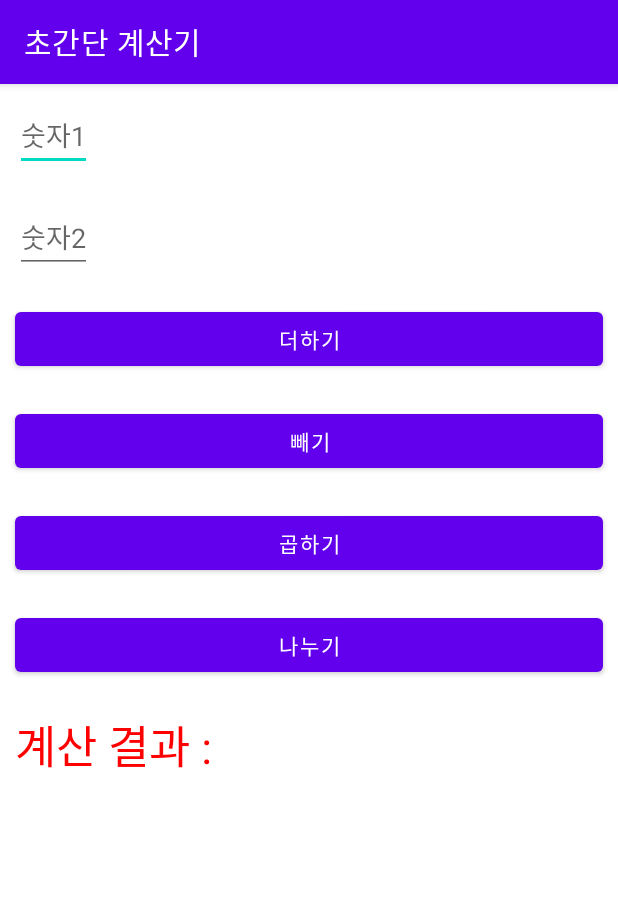
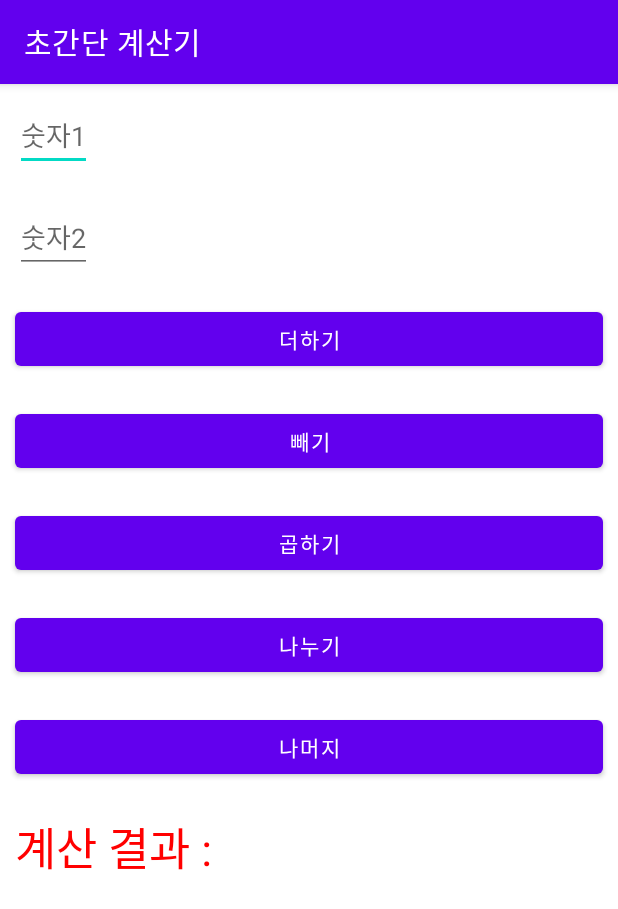
Before and after one commit to JJingOO/4_3, an Android app: the screen it shows after launch (MainActivity), on a phone screen of 412 x 824 dp. Shown: the top 909 px of the screen. Run offline under Robolectric (Android 15) with nearby library versions, the phone set to English and light mode, and no system bars.

Commit message:
3주차 과제 수정된 초간단 계산기 앱

```diff
--- a/app/src/main/java/com/cookandroid/project4_1/MainActivity.java
+++ b/app/src/main/java/com/cookandroid/project4_1/MainActivity.java
@@ -4,18 +4,20 @@ import androidx.appcompat.app.AppCompatActivity;
 
 import android.annotation.SuppressLint;
 import android.os.Bundle;
+import android.text.TextUtils;
 import android.view.MotionEvent;
 import android.view.View;
 import android.widget.Button;
 import android.widget.EditText;
 import android.widget.TextView;
+import android.widget.Toast;
 
 public class MainActivity extends AppCompatActivity {
     EditText edit1, edit2;
-    Button btnAdd, btnSub, btnMul, btnDiv;
+    Button btnAdd, btnSub, btnMul, btnDiv, btnRem;
     TextView textResult;
     String num1, num2;
-    Integer result;
+    Float result;
 
     @SuppressLint("ClickableViewAccessibility")
     @Override
@@ -31,46 +33,86 @@ public class MainActivity extends AppCompatActivity {
         btnSub = (Button) findViewById(R.id.BtnSub);
         btnMul = (Button) findViewById(R.id.BtnMul);
         btnDiv = (Button) findViewById(R.id.BtnDiv);
+        btnRem = (Button) findViewById((R.id.BtnRem));
 
         textResult = (TextView) findViewById(R.id.TextResult);
 
-        btnAdd.setOnTouchListener(new View.OnTouchListener() {
-            public boolean onTouch(View arg0, MotionEvent arg1) {
+        btnAdd.setOnClickListener(new View.OnClickListener() {
+            @Override
+            public void onClick(View view) {
+                if (TextUtils.isEmpty(edit1.getText().toString()) || TextUtils.isEmpty(edit2.getText().toString())) {
+                    Toast.makeText(getBaseContext(), "숫자를 입력해주세요!", Toast.LENGTH_SHORT).show();
+                    return;
+                }
                 num1 = edit1.getText().toString();
                 num2 = edit2.getText().toString();
-                result = Integer.parseInt(num1) + Integer.parseInt(num2);
+                result = Float.parseFloat(num1) + Float.parseFloat(num2);
                 textResult.setText("계산 결과 : " + result.toString());
-                return false;
+                return;
             }
         });
 
-        btnSub.setOnTouchListener(new View.OnTouchListener() {
-            public boolean onTouch(View arg0, MotionEvent arg1) {
+        btnSub.setOnClickListener(new View.OnClickListener() {
+            @Override
+            public void onClick(View view) {
+                if (TextUtils.isEmpty(edit1.getText().toString()) || TextUtils.isEmpty(edit2.getText().toString())) {
+                    Toast.makeText(getBaseContext(), "숫자를 입력해주세요!", Toast.LENGTH_SHORT).show();
+                    return;
+                }
                 num1 = edit1.getText().toString();
                 num2 = edit2.getText().toString();
-                result = Integer.parseInt(num1) - Integer.parseInt(num2);
+                result = Float.parseFloat(num1) - Float.parseFloat(num2);
                 textResult.setText("계산 결과 : " + result.toString());
-                return false;
             }
         });
 
-        btnMul.setOnTouchListener(new View.OnTouchListener() {
-            public boolean onTouch(View arg0, MotionEvent arg1) {
+        btnMul.setOnClickListener(new View.OnClickListener() {
+            @Override
+            public void onClick(View view) {
+                if (TextUtils.isEmpty(edit1.getText().toString()) || TextUtils.isEmpty(edit2.getText().toString())) {
+                    Toast.makeText(getBaseContext(), "숫자를 입력해주세요!", Toast.LENGTH_SHORT).show();
+                    return;
+                }
                 num1 = edit1.getText().toString();
                 num2 = edit2.getText().toString();
-                result = Integer.parseInt(num1) * Integer.parseInt(num2);
+                result = Float.parseFloat(num1) * Float.parseFloat(num2);
                 textResult.setText("계산 결과 : " + result.toString());
-                return false;
             }
         });
 
-        btnDiv.setOnTouchListener(new View.OnTouchListener() {
-            public boolean onTouch(View arg0, MotionEvent arg1) {
+        btnDiv.setOnClickListener(new View.OnClickListener() {
+            @Override
+            public void onClick(View view) {
+                if (TextUtils.isEmpty(edit1.getText().toString()) || TextUtils.isEmpty(edit2.getText().toString())) {
+                    Toast.makeText(getBaseContext(), "숫자를 입력해주세요!", Toast.LENGTH_SHORT).show();
+                    return;
+                }
                 num1 = edit1.getText().toString();
                 num2 = edit2.getText().toString();
-                result = Integer.parseInt(num1) / Integer.parseInt(num2);
+                if (Integer.parseInt(num2) == 0) {
+                    Toast.makeText(getApplicationContext(), "0으로 나눌 수 없습니다!", Toast.LENGTH_SHORT).show();
+                    return;
+                }
+                result = Float.parseFloat(num1) / Float.parseFloat(num2);
                 textResult.setText("계산 결과 : " + result.toString());
-                return false;
+            }
+        });
+
+        btnRem.setOnClickListener(new View.OnClickListener() {
+            @Override
+            public void onClick(View view) {
+                if (TextUtils.isEmpty(edit1.getText().toString()) || TextUtils.isEmpty(edit2.getText().toString())) {
+                    Toast.makeText(getBaseContext(), "숫자를 입력해주세요!", Toast.LENGTH_SHORT).show();
+                    return;
+                }
+                num1 = edit1.getText().toString();
+                num2 = edit2.getText().toString();
+                if (Integer.parseInt(num2) == 0) {
+                    Toast.makeText(getApplicationContext(), "0으로 나눌 수 없습니다!", Toast.LENGTH_SHORT).show();
+                    return;
+                }
+                result = Float.parseFloat(num1) % Float.parseFloat(num2);
+                textResult.setText("계산 결과 : " + result.toString());
             }
         });
     }
--- a/app/src/main/res/layout/activity_main.xml
+++ b/app/src/main/res/layout/activity_main.xml
@@ -61,6 +61,15 @@
         tools:layout_editor_absoluteX="10dp"
         tools:layout_editor_absoluteY="457dp" />
 
+    <Button
+        android:id="@+id/BtnRem"
+        android:layout_width="match_parent"
+        android:layout_height="wrap_content"
+        android:layout_margin="10dp"
+        android:text="나머지"
+        tools:layout_editor_absoluteX="10dp"
+        tools:layout_editor_absoluteY="457dp" />
+
     <TextView
         android:id="@+id/TextResult"
         android:layout_width="wrap_content"
```
